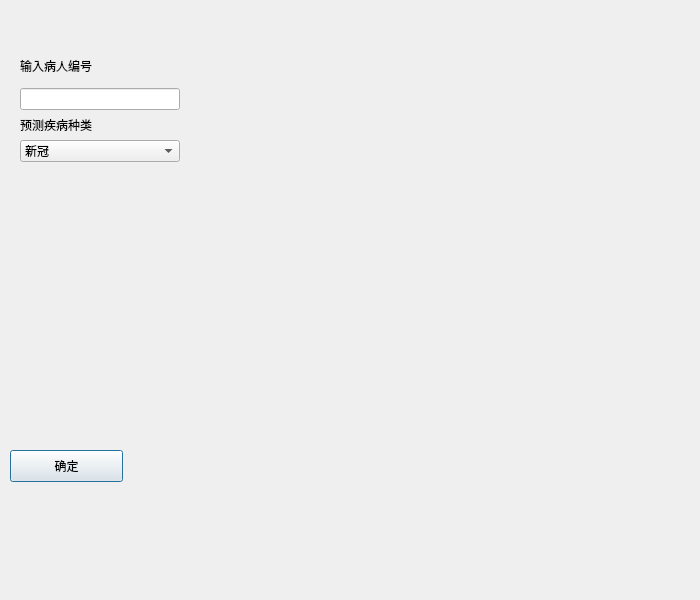
The window that UI/PredictWindow.ui (lemonhhh/Clinic_Test_Data_Software) describes before a commit, drawn with Qt 5.
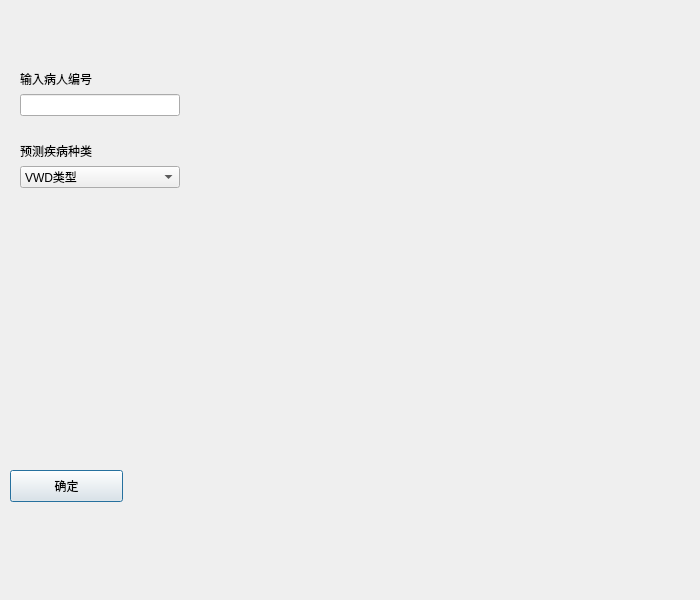
The same window after the commit. Icons and pictures are not drawn.

The edit to the form file:
```diff
--- a/UI/PredictWindow.ui
+++ b/UI/PredictWindow.ui
@@ -29,7 +29,7 @@
    <property name="geometry">
     <rect>
      <x>10</x>
-     <y>450</y>
+     <y>470</y>
      <width>113</width>
      <height>32</height>
     </rect>
@@ -45,13 +45,11 @@
    <property name="geometry">
     <rect>
      <x>20</x>
-     <y>50</y>
+     <y>70</y>
      <width>160</width>
-     <height>112</height>
+     <height>118</height>
     </rect>
    </property>
-   <layout class="QVBoxLayout" name="verticalLayout_3">
-    <item>
      <layout class="QVBoxLayout" name="verticalLayout">
       <item>
        <widget class="QLabel" name="label">
@@ -64,7 +62,18 @@
        <widget class="QLineEdit" name="lineEdit_pID"/>
       </item>
       <item>
-       <layout class="QVBoxLayout" name="verticalLayout_2">
+     <spacer name="verticalSpacer">
+      <property name="orientation">
+       <enum>Qt::Vertical</enum>
+      </property>
+      <property name="sizeHint" stdset="0">
+       <size>
+        <width>20</width>
+        <height>50</height>
+       </size>
+      </property>
+     </spacer>
+    </item>
         <item>
          <widget class="QLabel" name="label_2">
           <property name="text">
@@ -74,6 +83,11 @@
         </item>
         <item>
          <widget class="QComboBox" name="comboBox_type">
+      <item>
+       <property name="text">
+        <string>VWD类型</string>
+       </property>
+      </item>
           <item>
            <property name="text">
             <string>新冠</string>
@@ -100,10 +114,6 @@
            </property>
           </item>
          </widget>
-        </item>
-       </layout>
-      </item>
-     </layout>
     </item>
    </layout>
   </widget>
```
Left out of the diff: 6 changed lines with no effect on the pictures. Lines whose indentation alone changed are shown as unchanged.
